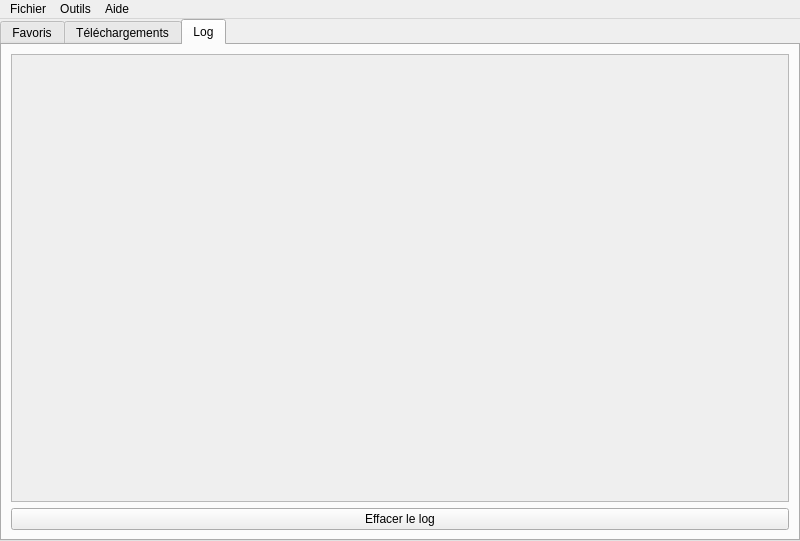
The window that ui/mainwindow.ui (XanderMld/imgbrd-grabber) describes before a commit, drawn with Qt 5.
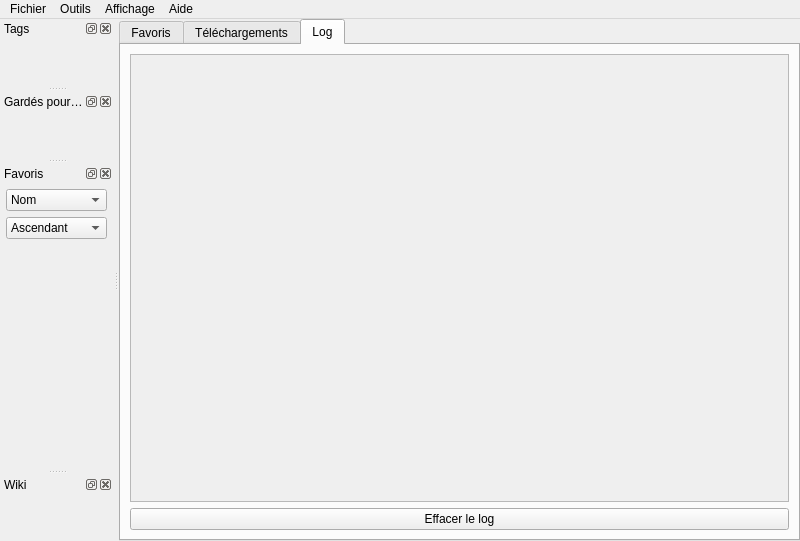
The same window after the commit. The open tabs and pages were chosen to show the change. Icons and pictures are not drawn.

Patch:
```diff
--- a/ui/mainwindow.ui
+++ b/ui/mainwindow.ui
@@ -18,12 +18,13 @@
     <normaloff>:/images/icon.ico</normaloff>:/images/icon.ico</iconset>
   </property>
   <widget class="QWidget" name="centralwidget">
-   <layout class="QVBoxLayout" name="verticalLayout">
+   <layout class="QHBoxLayout" name="horizontalLayout_3">
+    <property name="spacing">
+     <number>0</number>
+    </property>
     <property name="margin">
      <number>0</number>
     </property>
-    <item>
-     <layout class="QVBoxLayout" name="subWindows">
       <item>
        <widget class="QTabWidget" name="tabWidget">
         <property name="sizePolicy">
@@ -419,8 +420,8 @@
               <rect>
                <x>0</x>
                <y>0</y>
-               <width>772</width>
-               <height>443</height>
+             <width>98</width>
+             <height>28</height>
               </rect>
              </property>
              <layout class="QVBoxLayout" name="verticalLayout_8">
@@ -456,8 +457,6 @@
        </widget>
       </item>
      </layout>
-    </item>
-   </layout>
   </widget>
   <widget class="QMenuBar" name="menubar">
    <property name="geometry">
@@ -468,16 +467,6 @@
      <height>21</height>
     </rect>
    </property>
-   <widget class="QMenu" name="menuOptions">
-    <property name="title">
-     <string>Fichier</string>
-    </property>
-    <addaction name="actionAddtab"/>
-    <addaction name="actionClosetab"/>
-    <addaction name="separator"/>
-    <addaction name="actionFolder"/>
-    <addaction name="actionQuit"/>
-   </widget>
    <widget class="QMenu" name="menu_propos">
     <property name="title">
      <string>Aide</string>
@@ -494,10 +483,312 @@
     <addaction name="separator"/>
     <addaction name="actionOptions"/>
    </widget>
-   <addaction name="menuOptions"/>
+   <widget class="QMenu" name="menuView">
+    <property name="title">
+     <string>Affichage</string>
+    </property>
+   </widget>
+   <widget class="QMenu" name="menuFichier">
+    <property name="title">
+     <string>Fichier</string>
+    </property>
+    <addaction name="actionAddtab"/>
+    <addaction name="actionClosetab"/>
+    <addaction name="separator"/>
+    <addaction name="actionFolder"/>
+    <addaction name="actionQuit"/>
+   </widget>
+   <addaction name="menuFichier"/>
    <addaction name="menuOutils"/>
+   <addaction name="menuView"/>
    <addaction name="menu_propos"/>
   </widget>
+  <widget class="QDockWidget" name="dock_internet">
+   <property name="windowTitle">
+    <string>Tags</string>
+   </property>
+   <attribute name="dockWidgetArea">
+    <number>1</number>
+   </attribute>
+   <widget class="QWidget" name="dockWidgetContentsInternet">
+    <layout class="QVBoxLayout" name="verticalLayout">
+     <property name="margin">
+      <number>0</number>
+     </property>
+     <item>
+      <widget class="QScrollArea" name="scrollArea_2">
+       <property name="sizePolicy">
+        <sizepolicy hsizetype="Expanding" vsizetype="Ignored">
+         <horstretch>0</horstretch>
+         <verstretch>0</verstretch>
+        </sizepolicy>
+       </property>
+       <property name="frameShape">
+        <enum>QFrame::NoFrame</enum>
+       </property>
+       <property name="widgetResizable">
+        <bool>true</bool>
+       </property>
+       <widget class="QWidget" name="scrollAreaWidgetContents_2">
+        <property name="geometry">
+         <rect>
+          <x>0</x>
+          <y>0</y>
+          <width>100</width>
+          <height>76</height>
+         </rect>
+        </property>
+        <layout class="QVBoxLayout" name="verticalLayout_9">
+         <item>
+          <widget class="QLabel" name="labelTags">
+           <property name="sizePolicy">
+            <sizepolicy hsizetype="Expanding" vsizetype="Expanding">
+             <horstretch>0</horstretch>
+             <verstretch>0</verstretch>
+            </sizepolicy>
+           </property>
+           <property name="text">
+            <string/>
+           </property>
+          </widget>
+         </item>
+        </layout>
+       </widget>
+      </widget>
+     </item>
+    </layout>
+   </widget>
+  </widget>
+  <widget class="QDockWidget" name="dock_kfl">
+   <property name="windowTitle">
+    <string>Gardés pour plus tard</string>
+   </property>
+   <attribute name="dockWidgetArea">
+    <number>1</number>
+   </attribute>
+   <widget class="QWidget" name="dockWidgetContentsKfl">
+    <layout class="QVBoxLayout" name="verticalLayout_7">
+     <property name="margin">
+      <number>0</number>
+     </property>
+     <item>
+      <widget class="QScrollArea" name="scrollArea_3">
+       <property name="sizePolicy">
+        <sizepolicy hsizetype="Expanding" vsizetype="Ignored">
+         <horstretch>0</horstretch>
+         <verstretch>0</verstretch>
+        </sizepolicy>
+       </property>
+       <property name="frameShape">
+        <enum>QFrame::NoFrame</enum>
+       </property>
+       <property name="widgetResizable">
+        <bool>true</bool>
+       </property>
+       <widget class="QWidget" name="scrollAreaWidgetContents_3">
+        <property name="geometry">
+         <rect>
+          <x>0</x>
+          <y>0</y>
+          <width>100</width>
+          <height>76</height>
+         </rect>
+        </property>
+        <layout class="QVBoxLayout" name="verticalLayout_10">
+         <item>
+          <widget class="QLabel" name="labelKpl">
+           <property name="sizePolicy">
+            <sizepolicy hsizetype="Expanding" vsizetype="Expanding">
+             <horstretch>0</horstretch>
+             <verstretch>0</verstretch>
+            </sizepolicy>
+           </property>
+           <property name="text">
+            <string/>
+           </property>
+          </widget>
+         </item>
+        </layout>
+       </widget>
+      </widget>
+     </item>
+    </layout>
+   </widget>
+  </widget>
+  <widget class="QDockWidget" name="dock_favorites">
+   <property name="windowTitle">
+    <string>Favoris</string>
+   </property>
+   <attribute name="dockWidgetArea">
+    <number>1</number>
+   </attribute>
+   <widget class="QWidget" name="dockWidgetContentsFavorites">
+    <layout class="QVBoxLayout" name="verticalLayout_5">
+     <property name="margin">
+      <number>6</number>
+     </property>
+     <item>
+      <widget class="QComboBox" name="comboOrderFav">
+       <item>
+        <property name="text">
+         <string>Nom</string>
+        </property>
+       </item>
+       <item>
+        <property name="text">
+         <string>Note</string>
+        </property>
+       </item>
+       <item>
+        <property name="text">
+         <string>Dernière vue</string>
+        </property>
+       </item>
+      </widget>
+     </item>
+     <item>
+      <widget class="QComboBox" name="comboAscFav">
+       <item>
+        <property name="text">
+         <string>Ascendant</string>
+        </property>
+       </item>
+       <item>
+        <property name="text">
+         <string>Descendant</string>
+        </property>
+       </item>
+      </widget>
+     </item>
+     <item>
+      <widget class="QScrollArea" name="scrollArea_5">
+       <property name="sizePolicy">
+        <sizepolicy hsizetype="Expanding" vsizetype="Ignored">
+         <horstretch>0</horstretch>
+         <verstretch>0</verstretch>
+        </sizepolicy>
+       </property>
+       <property name="frameShape">
+        <enum>QFrame::NoFrame</enum>
+       </property>
+       <property name="widgetResizable">
+        <bool>true</bool>
+       </property>
+       <widget class="QWidget" name="scrollAreaWidgetContents_5">
+        <property name="geometry">
+         <rect>
+          <x>0</x>
+          <y>0</y>
+          <width>88</width>
+          <height>137</height>
+         </rect>
+        </property>
+        <layout class="QVBoxLayout" name="verticalLayout_12">
+         <property name="spacing">
+          <number>0</number>
+         </property>
+         <property name="margin">
+          <number>0</number>
+         </property>
+         <item>
+          <spacer name="verticalSpacer_3">
+           <property name="orientation">
+            <enum>Qt::Vertical</enum>
+           </property>
+           <property name="sizeHint" stdset="0">
+            <size>
+             <width>20</width>
+             <height>52</height>
+            </size>
+           </property>
+          </spacer>
+         </item>
+         <item>
+          <layout class="QVBoxLayout" name="layoutFavoritesDock">
+           <property name="spacing">
+            <number>0</number>
+           </property>
+          </layout>
+         </item>
+         <item>
+          <spacer name="verticalSpacer">
+           <property name="orientation">
+            <enum>Qt::Vertical</enum>
+           </property>
+           <property name="sizeHint" stdset="0">
+            <size>
+             <width>20</width>
+             <height>40</height>
+            </size>
+           </property>
+          </spacer>
+         </item>
+        </layout>
+       </widget>
+      </widget>
+     </item>
+    </layout>
+   </widget>
+  </widget>
+  <widget class="QDockWidget" name="dock_wiki">
+   <property name="windowTitle">
+    <string>Wiki</string>
+   </property>
+   <attribute name="dockWidgetArea">
+    <number>1</number>
+   </attribute>
+   <widget class="QWidget" name="dockWidgetContents">
+    <layout class="QVBoxLayout" name="verticalLayout_6">
+     <property name="margin">
+      <number>0</number>
+     </property>
+     <item>
+      <widget class="QScrollArea" name="scrollArea_4">
+       <property name="sizePolicy">
+        <sizepolicy hsizetype="Expanding" vsizetype="Ignored">
+         <horstretch>0</horstretch>
+         <verstretch>0</verstretch>
+        </sizepolicy>
+       </property>
+       <property name="frameShape">
+        <enum>QFrame::NoFrame</enum>
+       </property>
+       <property name="widgetResizable">
+        <bool>true</bool>
+       </property>
+       <widget class="QWidget" name="scrollAreaWidgetContents_4">
+        <property name="geometry">
+         <rect>
+          <x>0</x>
+          <y>0</y>
+          <width>100</width>
+          <height>76</height>
+         </rect>
+        </property>
+        <layout class="QVBoxLayout" name="verticalLayout_11">
+         <item>
+          <widget class="QLabel" name="labelWiki">
+           <property name="sizePolicy">
+            <sizepolicy hsizetype="Expanding" vsizetype="Expanding">
+             <horstretch>0</horstretch>
+             <verstretch>0</verstretch>
+            </sizepolicy>
+           </property>
+           <property name="text">
+            <string/>
+           </property>
+           <property name="wordWrap">
+            <bool>true</bool>
+           </property>
+          </widget>
+         </item>
+        </layout>
+       </widget>
+      </widget>
+     </item>
+    </layout>
+   </widget>
+  </widget>
   <action name="actionOptions">
    <property name="text">
     <string>Options</string>
```
Left out of the diff: 483 changed lines with no effect on the pictures. Lines whose indentation alone changed are shown as unchanged.
